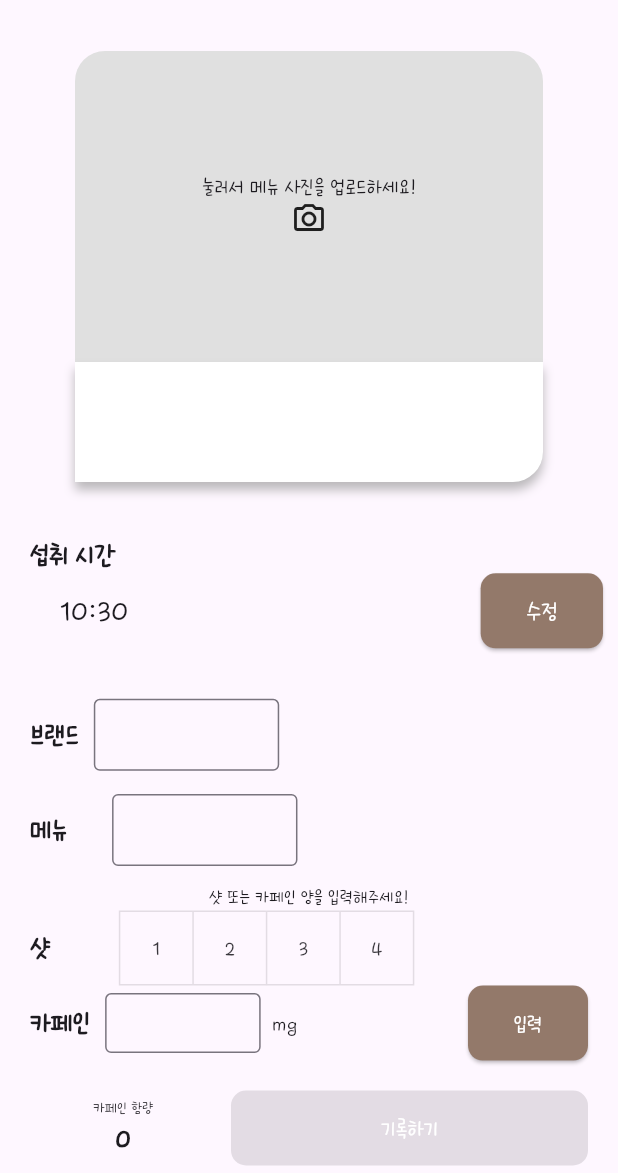
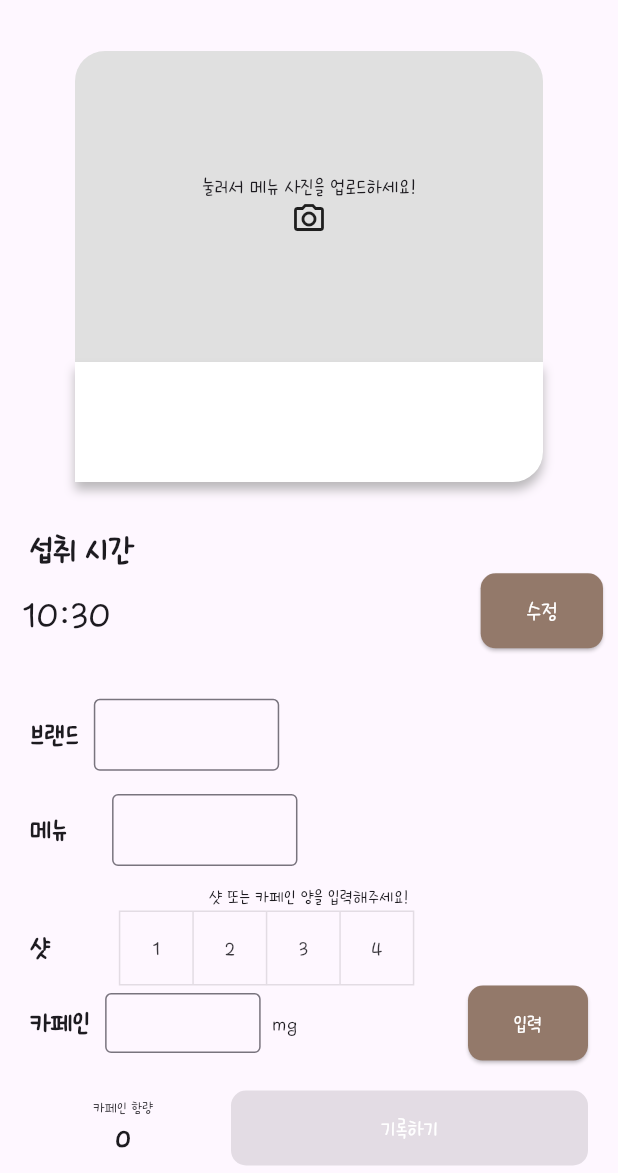
Before and after one commit to CoolCoolCoffee/CoolCoolCoffee, a Flutter app: the GeneralMenuAddPage screen opened directly, on a phone screen of 412 x 824 dp, the part 63-1236 px from its top. Run offline on Flutter 3.47's test engine with Material 3 defaults, Android fonts, the phone set to English and light mode, and no system bars; our stand-ins replace cloud_firestore, firebase_auth, firebase_core, firebase_storage, fl_chart, flutter_local_notifications and 7 more; missing offline and left inert: dart:js_util, floating_action_bubble, flutter_health_connect, google_mlkit_text_recognition; accounts and stored records are empty; network calls fail.

Commit message:
편의점 제품 추가 화면, 메뉴 추가 화면 통일

```diff
--- a/CoolCoolCoffee_FrontEnd/lib/page/menu/general_menu_add_page.dart
+++ b/CoolCoolCoffee_FrontEnd/lib/page/menu/general_menu_add_page.dart
@@ -201,7 +201,7 @@ class _GeneralMenuAddPageState extends State<GeneralMenuAddPage> {
                         padding: EdgeInsets.only(left: 10, bottom: 10),
                         child: Text('섭취 시간',
                             style: TextStyle(
-                                fontSize: 18, fontWeight: FontWeight.bold)),
+                                fontSize: 22, fontWeight: FontWeight.bold)),
                       ),
                       isConfirm
                           ? Row(
@@ -269,8 +269,8 @@ class _GeneralMenuAddPageState extends State<GeneralMenuAddPage> {
                           ],
                       )
                           : Container(
-                            padding: EdgeInsets.only(left: 30, bottom: 10),
-                            child: Text('$time', style: TextStyle(fontSize: 20),)),
+                            padding: EdgeInsets.only(left: 5, bottom: 10),
+                            child: Text('$time', style: TextStyle(fontSize: 26),)),
                     ],
                   )
               ),
```
Also changed, not shown: CoolCoolCoffee_FrontEnd/lib/page/menu/conveni_add_page.dart (+7 -8 lines).
